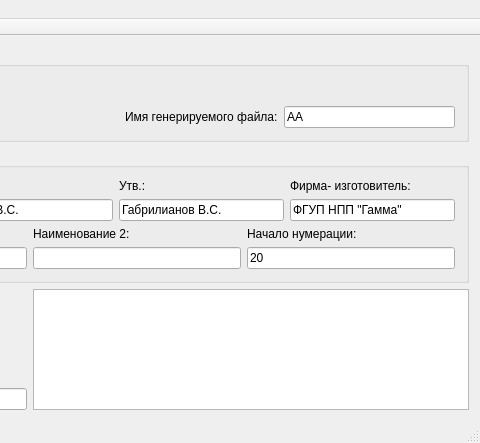
Above: mainwindow.ui from pivleonid/specification before the change; both pictures show x 420 to 900 and y 0 to 443 of the 900 by 443 pixel window. Below: the same form after it.
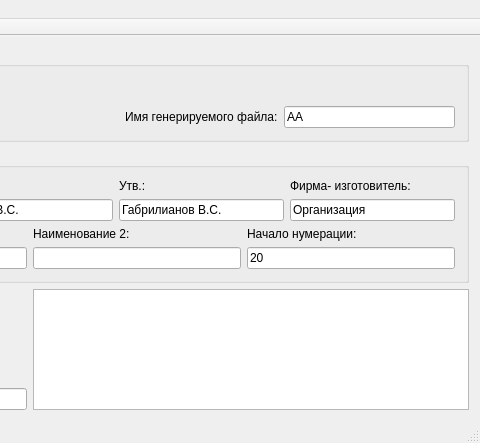
That is the form after the change.

Diff of the .ui file:
```diff
--- a/mainwindow.ui
+++ b/mainwindow.ui
@@ -201,7 +201,7 @@
            <item>
             <widget class="QLineEdit" name="lineEdit_FirmaIzgotov">
              <property name="text">
-              <string>ФГУП НПП &quot;Гамма&quot;</string>
+              <string>Организация</string>
              </property>
             </widget>
            </item>
```
Left out of the diff: 2 changed lines with no effect on the pictures.
